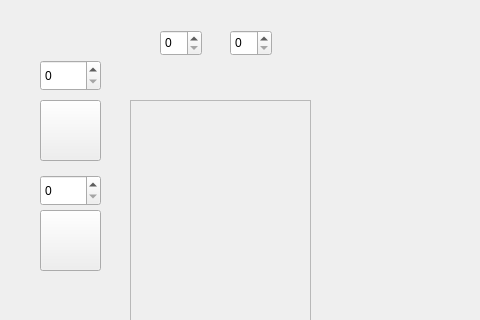
Before: the Qt Designer form mainwindow.ui in CatherineBao/color-alchemy, drawn with Qt 5; both pictures show x 0 to 480 and y 0 to 320 of the 1005 by 625 pixel window.
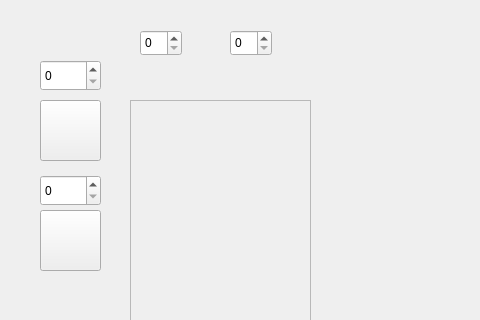
After: the same form once the commit is applied. Icons and pictures are not drawn. Custom widgets are drawn as their Qt base class.

The edit to the form file:
```diff
--- a/mainwindow.ui
+++ b/mainwindow.ui
@@ -119,7 +119,7 @@
    <widget class="QSpinBox" name="canvasWidthBox">
     <property name="geometry">
      <rect>
-      <x>160</x>
+      <x>140</x>
       <y>30</y>
       <width>42</width>
       <height>26</height>
```
